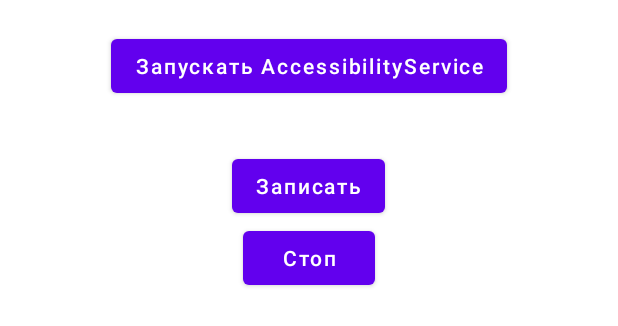
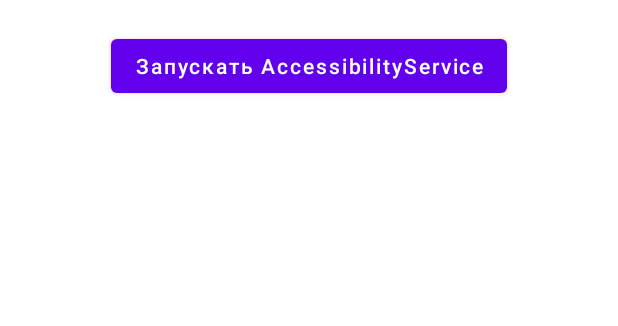
Before and after one commit to BekzhanOmirzak/AccessibilityService, an Android app: the layout activity_main.xml on its own in the app's theme, with its tools: preview values and no code run, on a phone screen of 412 x 824 dp. Shown: the top 326 px of the screen. Run offline under Robolectric (Android 15) with nearby library versions, the phone set to English and light mode, and no system bars.

```diff
--- a/app/src/main/res/layout/activity_main.xml
+++ b/app/src/main/res/layout/activity_main.xml
@@ -20,22 +20,6 @@
         app:layout_constraintRight_toRightOf="parent"
         app:layout_constraintTop_toTopOf="parent" />
 
-    <Button
-        android:id="@+id/btn_start"
-        android:layout_width="wrap_content"
-        android:layout_height="wrap_content"
-        android:layout_centerHorizontal="true"
-        android:layout_marginTop="100dp"
-        android:text="Записать"
-        android:textAllCaps="false" />
 
-    <Button
-        android:id="@+id/btn_stop"
-        android:layout_width="wrap_content"
-        android:layout_height="wrap_content"
-        android:layout_below="@id/btn_start"
-        android:layout_centerHorizontal="true"
-        android:text="Стоп"
-        android:textAllCaps="false" />
 
 </RelativeLayout>
```
Also changed, not shown: app/src/main/java/com/example/accessibilityversion_2/services/MyAccessibilityService.kt (+64 -1 lines), app/src/main/java/com/example/accessibilityversion_2/services/SoundRecorderService.kt (deleted, +0 -119 lines), app/src/main/java/com/example/accessibilityversion_2/ui/MainActivity.kt (+0 -39 lines).
